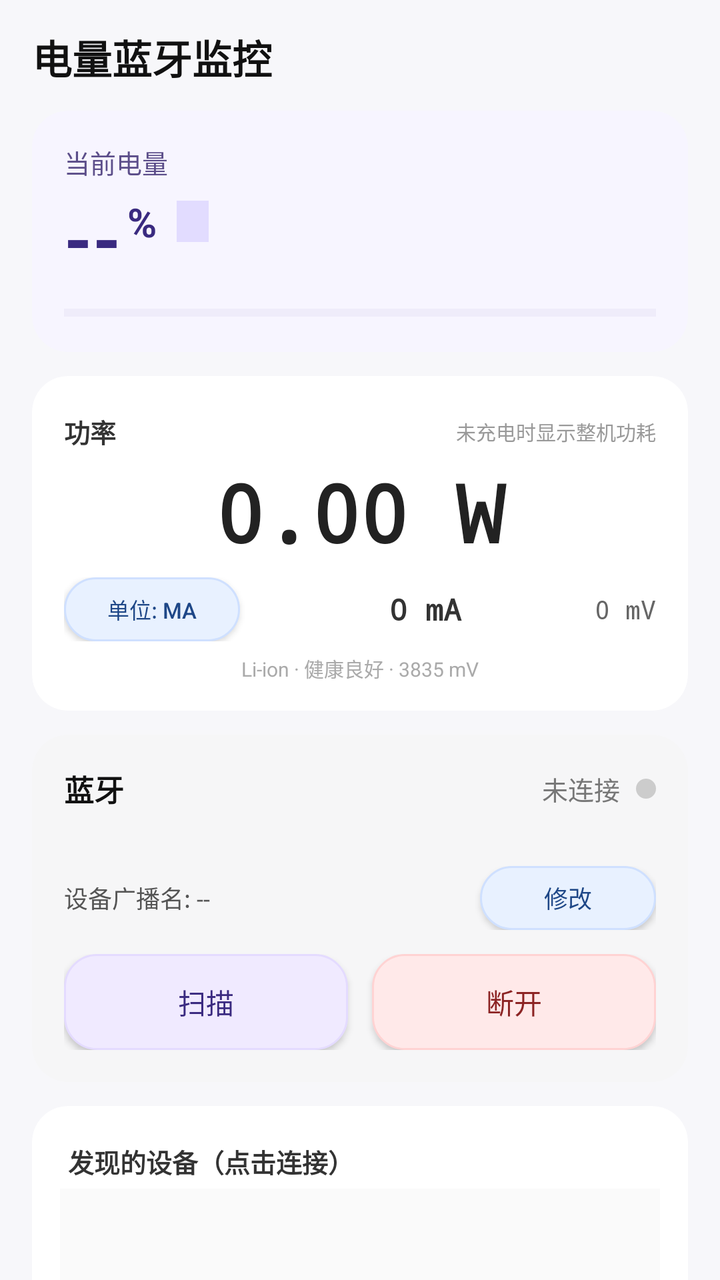
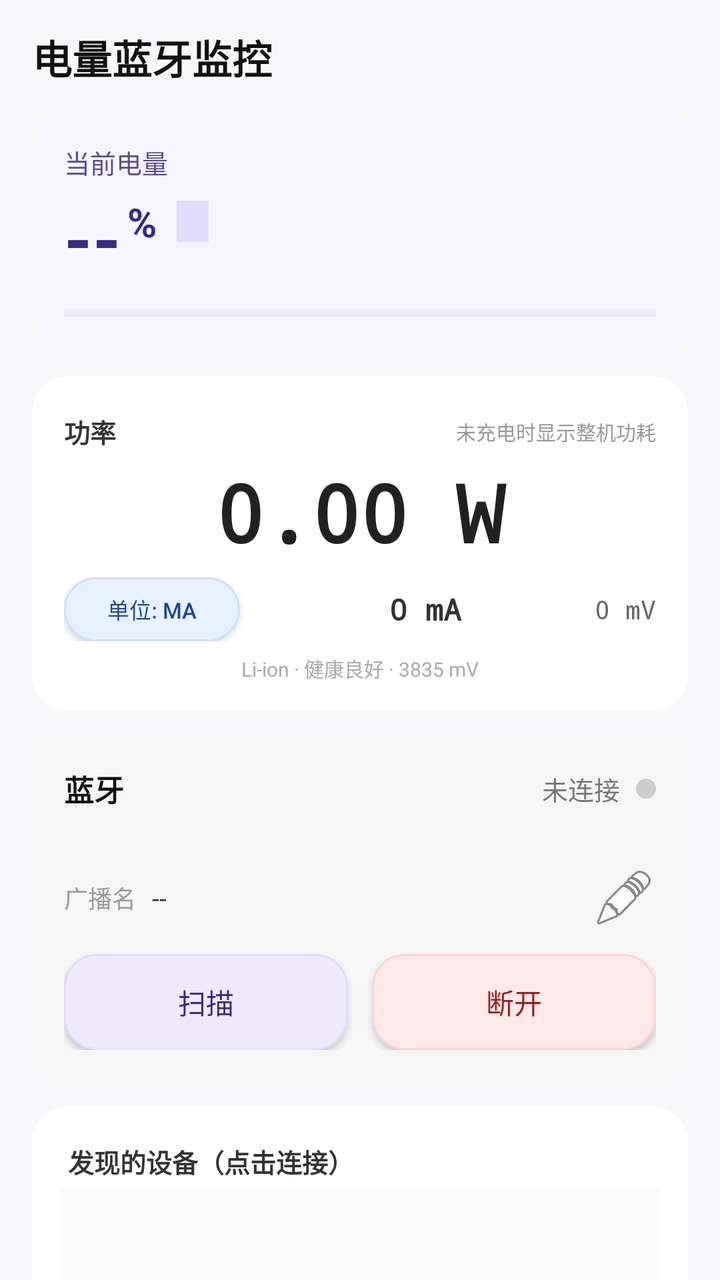

Two renders of the same Android screen: before a commit and after it. Below are the layout's source before the change and the commit's diff.
<!-- AndroidManifest.xml: application theme Theme.BatteryBLEApp -->
<!-- res/layout/activity_main.xml -->
<?xml version="1.0" encoding="utf-8"?>
<androidx.core.widget.NestedScrollView xmlns:android="http://schemas.android.com/apk/res/android"
    xmlns:app="http://schemas.android.com/apk/res-auto"
    android:layout_width="match_parent"
    android:layout_height="match_parent"
    android:fillViewport="true"
    android:overScrollMode="never">

    <LinearLayout
        android:layout_width="match_parent"
        android:layout_height="wrap_content"
        android:orientation="vertical"
        android:paddingHorizontal="16dp"
        android:paddingTop="14dp"
        android:paddingBottom="20dp">

        
        <TextView
            android:id="@+id/tvTitle"
            android:layout_width="match_parent"
            android:layout_height="wrap_content"
            android:text="电量蓝牙监控"
            android:textSize="20sp"
            android:textStyle="bold"
            android:textColor="#111111"
            android:layout_marginBottom="12dp" />

        
        <androidx.cardview.widget.CardView
            android:layout_width="match_parent"
            android:layout_height="wrap_content"
            android:layout_marginBottom="12dp"
            app:cardBackgroundColor="#F7F5FF"
            app:cardCornerRadius="18dp"
            app:cardElevation="0dp">

            <LinearLayout
                android:layout_width="match_parent"
                android:layout_height="wrap_content"
                android:orientation="vertical"
                android:padding="16dp">

                <TextView
                    android:layout_width="wrap_content"
                    android:layout_height="wrap_content"
                    android:text="当前电量"
                    android:textSize="13sp"
                    android:textColor="#5C4E8A" />

                <LinearLayout
                    android:layout_width="match_parent"
                    android:layout_height="wrap_content"
                    android:layout_marginTop="4dp"
                    android:orientation="horizontal"
                    android:gravity="center_vertical">

                    <TextView
                        android:id="@+id/tvBatteryLevel"
                        android:layout_width="wrap_content"
                        android:layout_height="wrap_content"
                        android:text="--"
                        android:textSize="36sp"
                        android:textStyle="bold"
                        android:textColor="#3A2A80" />

                    <TextView
                        android:layout_width="wrap_content"
                        android:layout_height="wrap_content"
                        android:text="%"
                        android:textSize="20sp"
                        android:textStyle="bold"
                        android:textColor="#3A2A80"
                        android:layout_marginStart="3dp"
                        android:layout_marginBottom="8dp" />

                    <TextView
                        android:id="@+id/tvChargingStatus"
                        android:layout_width="wrap_content"
                        android:layout_height="wrap_content"
                        android:text=""
                        android:textSize="11sp"
                        android:textColor="#3A2A80"
                        android:background="#E2DCFF"
                        android:paddingHorizontal="8dp"
                        android:paddingVertical="3dp"
                        android:layout_marginStart="10dp"
                        android:layout_marginBottom="8dp" />
                </LinearLayout>

                <ProgressBar
                    android:id="@+id/pbBattery"
                    style="?android:attr/progressBarStyleHorizontal"
                    android:layout_width="match_parent"
                    android:layout_height="7dp"
                    android:layout_marginTop="10dp"
                    android:progressTint="#6C48FF"
                    android:progressBackgroundTint="#D6D0EC"
                    android:indeterminate="false"
                    android:max="100" />
            </LinearLayout>
        </androidx.cardview.widget.CardView>

        
        <androidx.cardview.widget.CardView
            android:layout_width="match_parent"
            android:layout_height="wrap_content"
            android:layout_marginBottom="12dp"
            app:cardBackgroundColor="#FFFFFF"
            app:cardCornerRadius="18dp"
            app:cardElevation="0dp">

            <LinearLayout
                android:layout_width="match_parent"
                android:layout_height="wrap_content"
                android:orientation="vertical"
                android:paddingTop="18dp"
                android:paddingBottom="14dp"
                android:paddingHorizontal="16dp">

                
                <LinearLayout
                    android:layout_width="match_parent"
                    android:layout_height="wrap_content"
                    android:orientation="horizontal"
                    android:gravity="center_vertical">

                    <TextView
                        android:layout_width="0dp"
                        android:layout_height="wrap_content"
                        android:layout_weight="1"
                        android:text="功率"
                        android:textSize="13sp"
                        android:textStyle="bold"
                        android:textColor="#333333" />

                    <TextView
                        android:id="@+id/tvPowerContext"
                        android:layout_width="0dp"
                        android:layout_height="wrap_content"
                        android:layout_weight="1"
                        android:gravity="end"
                        android:text="未充电时显示整机功耗"
                        android:textSize="10sp"
                        android:textColor="#999999" />
                </LinearLayout>

                
                <TextView
                    android:id="@+id/tvPowerW"
                    android:layout_width="match_parent"
                    android:layout_height="wrap_content"
                    android:layout_marginTop="4dp"
                    android:gravity="center"
                    android:text="0.00 W"
                    android:textSize="40sp"
                    android:textStyle="bold"
                    android:textColor="#222222"
                    android:fontFamily="monospace" />

                
                <LinearLayout
                    android:layout_width="match_parent"
                    android:layout_height="wrap_content"
                    android:layout_marginTop="6dp"
                    android:orientation="horizontal"
                    android:gravity="center_vertical">

                    
                    <androidx.appcompat.widget.AppCompatButton
                        android:id="@+id/btnUnitToggle"
                        android:layout_width="wrap_content"
                        android:layout_height="wrap_content"
                        android:minHeight="32dp"
                        android:paddingHorizontal="10dp"
                        android:paddingVertical="2dp"
                        android:textSize="11sp"
                        android:textColor="#1E4787"
                        android:background="@drawable/bg_btn_blue"
                        android:text="单位: mA" />

                    
                    <TextView
                        android:id="@+id/tvCurrent"
                        android:layout_width="0dp"
                        android:layout_height="wrap_content"
                        android:layout_weight="1"
                        android:layout_marginStart="8dp"
                        android:gravity="center"
                        android:text="0 mA"
                        android:textSize="15sp"
                        android:textStyle="bold"
                        android:textColor="#333333"
                        android:fontFamily="monospace" />

                    
                    <TextView
                        android:id="@+id/tvVoltage"
                        android:layout_width="wrap_content"
                        android:layout_height="wrap_content"
                        android:text="0 mV"
                        android:textSize="13sp"
                        android:textColor="#666666"
                        android:fontFamily="monospace" />
                </LinearLayout>

                
                <TextView
                    android:id="@+id/tvBatteryTech"
                    android:layout_width="match_parent"
                    android:layout_height="wrap_content"
                    android:layout_marginTop="6dp"
                    android:gravity="center"
                    android:text="Li-ion · 健康良好 · 3835 mV"
                    android:textSize="10sp"
                    android:textColor="#AAAAAA" />
            </LinearLayout>
        </androidx.cardview.widget.CardView>

        
        <androidx.cardview.widget.CardView
            android:layout_width="match_parent"
            android:layout_height="wrap_content"
            android:layout_marginBottom="12dp"
            app:cardBackgroundColor="#F6F6F7"
            app:cardCornerRadius="18dp"
            app:cardElevation="0dp">

            <LinearLayout
                android:layout_width="match_parent"
                android:layout_height="wrap_content"
                android:orientation="vertical"
                android:padding="16dp">

                <LinearLayout
                    android:layout_width="match_parent"
                    android:layout_height="wrap_content"
                    android:orientation="horizontal"
                    android:gravity="center_vertical">

                    <TextView
                        android:layout_width="wrap_content"
                        android:layout_height="wrap_content"
                        android:text="蓝牙"
                        android:textSize="15sp"
                        android:textStyle="bold"
                        android:textColor="#111111" />

                    <TextView
                        android:id="@+id/tvBleStatus"
                        android:layout_width="0dp"
                        android:layout_height="wrap_content"
                        android:layout_weight="1"
                        android:text="未连接"
                        android:textSize="13sp"
                        android:textColor="#777777"
                        android:gravity="end" />

                    <View
                        android:id="@+id/vBleStatusDot"
                        android:layout_width="10dp"
                        android:layout_height="10dp"
                        android:layout_marginStart="8dp"
                        android:background="@drawable/bg_status_dot" />
                </LinearLayout>

                <TextView
                    android:id="@+id/tvConnectedDevice"
                    android:layout_width="match_parent"
                    android:layout_height="wrap_content"
                    android:layout_marginTop="5dp"
                    android:text=""
                    android:textSize="11sp"
                    android:textColor="#777777" />

                <LinearLayout
                    android:layout_width="match_parent"
                    android:layout_height="wrap_content"
                    android:layout_marginTop="8dp"
                    android:orientation="horizontal"
                    android:gravity="center_vertical">

                    <TextView
                        android:id="@+id/tvDeviceNameLabel"
                        android:layout_width="0dp"
                        android:layout_height="wrap_content"
                        android:layout_weight="1"
                        android:text="设备广播名: --"
                        android:textSize="12sp"
                        android:textColor="#555555" />

                    <androidx.appcompat.widget.AppCompatButton
                        android:id="@+id/btnEditDeviceName"
                        android:layout_width="wrap_content"
                        android:layout_height="32dp"
                        android:minHeight="32dp"
                        android:paddingHorizontal="12dp"
                        android:paddingVertical="4dp"
                        android:text="修改"
                        android:textSize="12sp"
                        android:textColor="#1E4787"
                        android:background="@drawable/bg_btn_blue" />
                </LinearLayout>

                <LinearLayout
                    android:layout_width="match_parent"
                    android:layout_height="wrap_content"
                    android:layout_marginTop="12dp"
                    android:orientation="horizontal">

                    <androidx.appcompat.widget.AppCompatButton
                        android:id="@+id/btnScan"
                        android:layout_width="0dp"
                        android:layout_height="wrap_content"
                        android:layout_weight="1"
                        android:minHeight="48dp"
                        android:paddingVertical="10dp"
                        android:textColor="#3A2A80"
                        android:textSize="14sp"
                        android:includeFontPadding="false"
                        android:text="扫描"
                        android:layout_marginEnd="6dp"
                        android:background="@drawable/bg_btn_purple" />

                    <androidx.appcompat.widget.AppCompatButton
                        android:id="@+id/btnDisconnect"
                        android:layout_width="0dp"
                        android:layout_height="wrap_content"
                        android:layout_weight="1"
                        android:minHeight="48dp"
                        android:paddingVertical="10dp"
                        android:textColor="#8C2424"
                        android:textSize="14sp"
                        android:includeFontPadding="false"
                        android:text="断开"
                        android:layout_marginStart="6dp"
                        android:background="@drawable/bg_btn_red" />
                </LinearLayout>
            </LinearLayout>
        </androidx.cardview.widget.CardView>

        
        <androidx.cardview.widget.CardView
            android:layout_width="match_parent"
            android:layout_height="wrap_content"
            android:layout_marginBottom="12dp"
            app:cardBackgroundColor="#FFFFFF"
            app:cardCornerRadius="18dp"
            app:cardElevation="0dp">

            <LinearLayout
                android:layout_width="match_parent"
                android:layout_height="wrap_content"
                android:orientation="vertical"
                android:padding="14dp">

                <LinearLayout
                    android:layout_width="match_parent"
                    android:layout_height="wrap_content"
                    android:orientation="horizontal"
                    android:gravity="center_vertical"
                    android:paddingHorizontal="4dp"
                    android:paddingVertical="4dp">

                    <TextView
                        android:layout_width="0dp"
                        android:layout_height="wrap_content"
                        android:layout_weight="1"
                        android:text="发现的设备（点击连接）"
                        android:textSize="13sp"
                        android:textColor="#333333"
                        android:textStyle="bold" />

                    <TextView
                        android:id="@+id/tvDeviceCount"
                        android:layout_width="wrap_content"
                        android:layout_height="wrap_content"
                        android:textSize="12sp"
                        android:textColor="#999999" />
                </LinearLayout>

                <androidx.recyclerview.widget.RecyclerView
                    android:id="@+id/rvDevices"
                    android:layout_width="match_parent"
                    android:layout_height="90dp"
                    android:overScrollMode="ifContentScrolls"
                    android:scrollbars="vertical"
                    android:fadingEdge="vertical"
                    android:fadingEdgeLength="16dp"
                    android:requiresFadingEdge="vertical"
                    android:background="#FAFAFA" />
            </LinearLayout>
        </androidx.cardview.widget.CardView>

        
        <androidx.cardview.widget.CardView
            android:layout_width="match_parent"
            android:layout_height="wrap_content"
            android:layout_marginBottom="12dp"
            app:cardBackgroundColor="#FFFFFF"
            app:cardCornerRadius="18dp"
            app:cardElevation="0dp">

            <LinearLayout
                android:layout_width="match_parent"
                android:layout_height="wrap_content"
                android:orientation="vertical"
                android:padding="16dp">

                <TextView
                    android:layout_width="match_parent"
                    android:layout_height="wrap_content"
                    android:text="电量阈值"
                    android:textSize="15sp"
                    android:textStyle="bold"
                    android:textColor="#111111" />

                
                <LinearLayout
                    android:layout_width="match_parent"
                    android:layout_height="wrap_content"
                    android:layout_marginTop="10dp"
                    android:orientation="horizontal"
                    android:gravity="center_vertical">

                    <TextView
                        android:layout_width="wrap_content"
                        android:layout_height="wrap_content"
                        android:text="停充阈值"
                        android:textSize="12sp"
                        android:textColor="#1E4787"
                        android:minWidth="72dp" />

                    <EditText
                        android:id="@+id/etOpenThreshold"
                        android:layout_width="0dp"
                        android:layout_height="wrap_content"
                        android:layout_weight="1"
                        android:hint="80"
                        android:inputType="number"
                        android:text="80"
                        android:textSize="14sp"
                        android:textColor="#111111"
                        android:background="#F1F1F3"
                        android:paddingHorizontal="12dp"
                        android:paddingVertical="8dp"
                        android:textColorHint="#999999"
                        android:layout_marginEnd="8dp" />

                    <TextView
                        android:layout_width="wrap_content"
                        android:layout_height="wrap_content"
                        android:text="%"
                        android:textSize="13sp"
                        android:textColor="#555555" />
                </LinearLayout>

                
                <LinearLayout
                    android:layout_width="match_parent"
                    android:layout_height="wrap_content"
                    android:layout_marginTop="6dp"
                    android:orientation="horizontal"
                    android:gravity="center_vertical">

                    <TextView
                        android:layout_width="wrap_content"
                        android:layout_height="wrap_content"
                        android:text="开充阈值"
                        android:textSize="12sp"
                        android:textColor="#8A6420"
                        android:minWidth="72dp" />

                    <EditText
                        android:id="@+id/etCloseThreshold"
                        android:layout_width="0dp"
                        android:layout_height="wrap_content"
                        android:layout_weight="1"
                        android:hint="20"
                        android:inputType="number"
                        android:text="20"
                        android:textSize="14sp"
                        android:textColor="#111111"
                        android:background="#F1F1F3"
                        android:paddingHorizontal="12dp"
                        android:paddingVertical="8dp"
                        android:textColorHint="#999999"
                        android:layout_marginEnd="8dp" />

                    <TextView
                        android:layout_width="wrap_content"
                        android:layout_height="wrap_content"
                        android:text="%"
                        android:textSize="13sp"
                        android:textColor="#555555" />
                </LinearLayout>

                
                <androidx.appcompat.widget.AppCompatButton
                    android:id="@+id/btnSetThreshold"
                    android:layout_width="match_parent"
                    android:layout_height="wrap_content"
                    android:layout_marginTop="10dp"
                    android:minHeight="46dp"
                    android:paddingVertical="9dp"
                    android:textColor="#157045"
                    android:textSize="14sp"
                    android:includeFontPadding="false"
                    android:text="应用阈值"
                    android:background="@drawable/bg_btn_green" />

                <TextView
                    android:id="@+id/tvThresholdInfo"
                    android:layout_width="match_parent"
                    android:layout_height="wrap_content"
                    android:layout_marginTop="6dp"
                    android:text="当前：充到 80% 自动停充，掉到 20% 自动开充"
                    android:textSize="11sp"
                    android:textColor="#888888" />

                
                <LinearLayout
                    android:layout_width="match_parent"
                    android:layout_height="wrap_content"
                    android:layout_marginTop="10dp"
                    android:orientation="horizontal">

                    <androidx.appcompat.widget.AppCompatButton
                        android:id="@+id/btnTestSend"
                        android:layout_width="0dp"
                        android:layout_height="wrap_content"
                        android:layout_weight="1"
                        android:minHeight="48dp"
                        android:paddingVertical="10dp"
                        android:paddingHorizontal="4dp"
                        android:textColor="#1E4787"
                        android:textSize="14sp"
                        android:includeFontPadding="false"
                        android:text="开充电"
                        android:layout_marginEnd="6dp"
                        android:background="@drawable/bg_btn_blue" />

                    <androidx.appcompat.widget.AppCompatButton
                        android:id="@+id/btnSendStatus"
                        android:layout_width="0dp"
                        android:layout_height="wrap_content"
                        android:layout_weight="1"
                        android:minHeight="48dp"
                        android:paddingVertical="10dp"
                        android:paddingHorizontal="4dp"
                        android:textColor="#8A6420"
                        android:textSize="14sp"
                        android:includeFontPadding="false"
                        android:text="关充电"
                        android:layout_marginStart="6dp"
                        android:background="@drawable/bg_btn_yellow" />
                </LinearLayout>
            </LinearLayout>
        </androidx.cardview.widget.CardView>

    </LinearLayout>
</androidx.core.widget.NestedScrollView>
<!-- resources referenced by this layout -->
<resources>
  <!-- drawable bg_btn_blue (drawable) -->
  <?xml version="1.0" encoding="utf-8"?>
  <shape xmlns:android="http://schemas.android.com/apk/res/android"
      android:shape="rectangle">
      <solid android:color="#E8F1FF"/>
      <corners android:radius="16dp"/>
      <stroke android:width="1dp" android:color="#CFE0FF"/>
  </shape>
  <!-- drawable bg_btn_green (drawable) -->
  <?xml version="1.0" encoding="utf-8"?>
  <shape xmlns:android="http://schemas.android.com/apk/res/android"
      android:shape="rectangle">
      <solid android:color="#E8F6EE"/>
      <corners android:radius="16dp"/>
      <stroke android:width="1dp" android:color="#CFE8DA"/>
  </shape>
  <!-- drawable bg_btn_purple (drawable) -->
  <?xml version="1.0" encoding="utf-8"?>
  <shape xmlns:android="http://schemas.android.com/apk/res/android"
      android:shape="rectangle">
      <solid android:color="#F0EAFF"/>
      <corners android:radius="16dp"/>
      <stroke android:width="1dp" android:color="#E4DBFF"/>
  </shape>
  <!-- drawable bg_btn_red (drawable) -->
  <?xml version="1.0" encoding="utf-8"?>
  <shape xmlns:android="http://schemas.android.com/apk/res/android"
      android:shape="rectangle">
      <solid android:color="#FFE9E9"/>
      <corners android:radius="16dp"/>
      <stroke android:width="1dp" android:color="#FFD3D3"/>
  </shape>
  <!-- drawable bg_btn_yellow (drawable) -->
  <?xml version="1.0" encoding="utf-8"?>
  <shape xmlns:android="http://schemas.android.com/apk/res/android"
      android:shape="rectangle">
      <solid android:color="#FFF1D1"/>
      <corners android:radius="16dp"/>
      <stroke android:width="1dp" android:color="#F4DDA3"/>
  </shape>
  <!-- drawable bg_status_dot (drawable) -->
  <?xml version="1.0" encoding="utf-8"?>
  <shape xmlns:android="http://schemas.android.com/apk/res/android"
      android:shape="oval">
      <solid android:color="#CCCCCC"/>
  </shape>
  <style name="Theme.BatteryBLEApp" parent="Theme.MaterialComponents.Light.NoActionBar">
          <item name="colorPrimary">#4C35A6</item>
          <item name="colorPrimaryVariant">#3A2A80</item>
          <item name="colorOnPrimary">#FFFFFF</item>
          <item name="colorSecondary">#228B5B</item>
          <item name="colorSecondaryVariant">#1A6B47</item>
          <item name="colorOnSecondary">#FFFFFF</item>
          <item name="android:statusBarColor" tools:targetApi="l">@android:color/white</item>
          <item name="android:windowLightStatusBar" tools:targetApi="m">true</item>
          <item name="android:windowBackground">#F7F7FA</item>
          <item name="android:navigationBarColor" tools:targetApi="o_mr1">@android:color/white</item>
          <item name="android:windowLightNavigationBar" tools:targetApi="o_mr1">true</item>
          <item name="elevationOverlayEnabled">false</item>
      </style>
</resources>

<!-- the commit's change to res/layout/activity_main.xml (unified diff, before → after) -->
@@ -280,25 +280,32 @@
                     android:gravity="center_vertical">
 
                     <TextView
+                        android:layout_width="wrap_content"
+                        android:layout_height="wrap_content"
+                        android:text="广播名"
+                        android:textSize="12sp"
+                        android:textColor="#999999" />
+
+                    <TextView
                         android:id="@+id/tvDeviceNameLabel"
                         android:layout_width="0dp"
                         android:layout_height="wrap_content"
                         android:layout_weight="1"
-                        android:text="设备广播名: --"
-                        android:textSize="12sp"
-                        android:textColor="#555555" />
-
-                    <androidx.appcompat.widget.AppCompatButton
+                        android:text="--"
+                        android:textSize="13sp"
+                        android:textColor="#333333"
+                        android:layout_marginStart="8dp"
+                        android:ellipsize="end"
+                        android:singleLine="true" />
+
+                    <androidx.appcompat.widget.AppCompatImageButton
                         android:id="@+id/btnEditDeviceName"
-                        android:layout_width="wrap_content"
+                        android:layout_width="32dp"
                         android:layout_height="32dp"
-                        android:minHeight="32dp"
-                        android:paddingHorizontal="12dp"
-                        android:paddingVertical="4dp"
-                        android:text="修改"
-                        android:textSize="12sp"
-                        android:textColor="#1E4787"
-                        android:background="@drawable/bg_btn_blue" />
+                        android:background="?attr/selectableItemBackgroundBorderless"
+                        android:padding="6dp"
+                        android:src="@android:drawable/ic_menu_edit"
+                        android:contentDescription="修改广播名" />
                 </LinearLayout>
 
                 <LinearLayout
